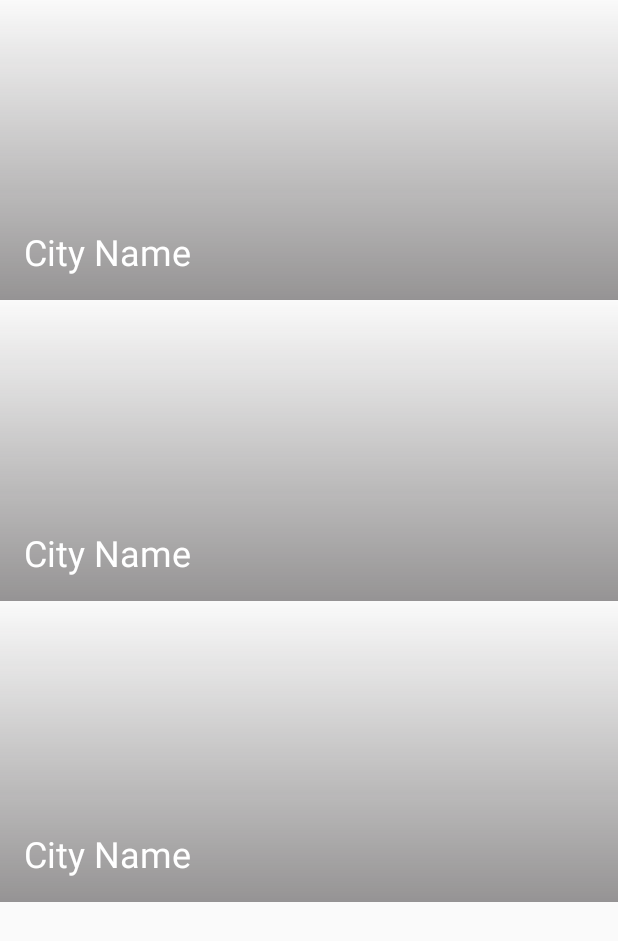
After one commit to Abed-Murad/Carly, an Android app: the layout activity_cities.xml on its own in the app's theme, with its tools: preview values and no code run, on a phone screen of 412 x 824 dp. The commit adds this screen. Shown: the top 941 px of the screen. Run offline under Robolectric (Android 15) with nearby library versions, the phone set to English and light mode, and no system bars.

Commit message:
Finish CitiesActivity + Start CarsActivity.

```diff
--- a/app/src/main/AndroidManifest.xml
+++ b/app/src/main/AndroidManifest.xml
@@ -34,8 +34,9 @@
                 android:label="@string/login_activity_title"/>
 
         <activity
-                android:name=".ui.MainActivity"
+                android:name=".ui.cities.CitiesActivity"
                 android:label="@string/main_activity_title"/>
+        <activity android:name=".ui.cars.CarsActivity" android:label="@string/cars_activity_title"/>
 
     </application>
 
--- a/app/src/main/java/com/am/carly/util/MyApplication.kt
+++ b/app/src/main/java/com/am/carly/util/MyApplication.kt
@@ -4,6 +4,8 @@ import android.app.Application
 import com.am.carly.data.local.LoginPref
 import com.am.carly.data.remote.MyApi
 import com.am.carly.data.repository.UserRepository
+import com.am.carly.ui.base.viewmodelfactory.CarsViewModelFactory
+import com.am.carly.ui.base.viewmodelfactory.CitiesViewModelFactory
 import com.am.carly.ui.base.viewmodelfactory.SplashViewModelFactory
 import org.kodein.di.Kodein
 import org.kodein.di.KodeinAware
@@ -21,6 +23,8 @@ class MyApplication : Application(), KodeinAware {
         bind() from singleton { LoginPref(instance()) }
         bind() from singleton { MyApi() }
         bind() from provider { SplashViewModelFactory(instance()) }
+        bind() from provider { CitiesViewModelFactory(instance()) }
+        bind() from provider { CarsViewModelFactory(instance()) }
         bind() from singleton { UserRepository(instance(), instance()) }
     }
 
--- /dev/null
+++ b/app/src/main/res/drawable/bg_sandwich_card.xml
@@ -0,0 +1,10 @@
+<?xml version="1.0" encoding="utf-8"?>
+
+<shape
+    xmlns:android="http://schemas.android.com/apk/res/android">
+
+    <gradient
+        android:angle="90"
+        android:endColor="@android:color/transparent"
+        android:startColor="@color/black_alpha_77"/>
+</shape>
--- /dev/null
+++ b/app/src/main/res/layout/activity_cities.xml
@@ -0,0 +1,23 @@
+<?xml version="1.0" encoding="utf-8"?>
+<layout>
+
+    <androidx.constraintlayout.widget.ConstraintLayout
+            xmlns:android="http://schemas.android.com/apk/res/android"
+            xmlns:app="http://schemas.android.com/apk/res-auto"
+            xmlns:tools="http://schemas.android.com/tools"
+            android:layout_width="match_parent"
+            android:layout_height="match_parent"
+            tools:context=".activity.MainActivity">
+
+        <androidx.recyclerview.widget.RecyclerView
+                android:id="@+id/citiesRecyclerView"
+                android:layout_width="match_parent"
+                android:layout_height="match_parent"
+                app:layout_constraintBottom_toBottomOf="parent"
+                app:layout_constraintEnd_toEndOf="parent"
+                app:layout_constraintStart_toStartOf="parent"
+                app:layout_constraintTop_toTopOf="parent"
+                tools:listitem="@layout/item_city"/>
+
+    </androidx.constraintlayout.widget.ConstraintLayout>
+</layout>
--- /dev/null
+++ b/app/src/main/res/layout/item_city.xml
@@ -0,0 +1,33 @@
+<?xml version="1.0" encoding="utf-8"?>
+<layout>
+    <androidx.constraintlayout.widget.ConstraintLayout
+            xmlns:android="http://schemas.android.com/apk/res/android"
+            xmlns:card_view="http://schemas.android.com/apk/res-auto"
+            xmlns:tools="http://schemas.android.com/tools"
+            android:id="@+id/cardView"
+            android:layout_width="match_parent"
+            android:layout_height="200dp"
+            android:layout_marginBottom=".25dp"
+            card_view:cardCornerRadius="4dp">
+
+        <ImageView
+                android:id="@+id/cityImageView"
+                android:layout_width="match_parent"
+                android:layout_height="match_parent"
+                android:foreground="@drawable/bg_sandwich_card"
+                android:scaleType="centerCrop"/>
+
+        <TextView
+                android:id="@+id/cityNameTextView"
+                android:layout_width="wrap_content"
+                android:layout_height="wrap_content"
+                android:layout_marginStart="16dp"
+                android:layout_marginBottom="16dp"
+                android:textAppearance="@style/TextAppearance.AppCompat.Headline"
+                android:textColor="@android:color/white"
+                card_view:layout_constraintBottom_toBottomOf="parent"
+                card_view:layout_constraintStart_toStartOf="parent"
+                tools:text="City Name"/>
+    </androidx.constraintlayout.widget.ConstraintLayout>
+
+</layout>
--- a/app/src/main/res/values/colors.xml
+++ b/app/src/main/res/values/colors.xml
@@ -3,4 +3,8 @@
     <color name="colorPrimary">#008577</color>
     <color name="colorPrimaryDark">#00574B</color>
     <color name="colorAccent">#D81B60</color>
+
+
+    <color name="black_alpha_77">#77231F20</color>
+
 </resources>
--- a/app/src/main/res/values/strings.xml
+++ b/app/src/main/res/values/strings.xml
@@ -6,4 +6,5 @@
     <string name="go_to_settings">Go to Settings</string>
     <string name="login_activity_title">Login</string>
     <string name="main_activity_title">Choose a city</string>
+    <string name="cars_activity_title">Cars List</string>
 </resources>
```
Also changed, not shown: app/build.gradle (+6 -2 lines), app/src/main/java/com/am/carly/data/model/City.java (added, +48 -0 lines), app/src/main/java/com/am/carly/ui/MainActivity.kt (deleted, +0 -12 lines), app/src/main/java/com/am/carly/ui/base/viewmodelfactory/CarsViewModelFactory.kt (added, +18 -0 lines), app/src/main/java/com/am/carly/ui/base/viewmodelfactory/CitiesViewModelFactory.kt (added, +18 -0 lines), app/src/main/java/com/am/carly/ui/cars/CarsActivity.kt (added, +24 -0 lines), app/src/main/java/com/am/carly/ui/cars/CarsViewModel.kt (added, +8 -0 lines), app/src/main/java/com/am/carly/ui/cities/CitiesActivity.kt (added, +83 -0 lines), app/src/main/java/com/am/carly/ui/cities/CitiesAdapter.kt (added, +69 -0 lines), app/src/main/java/com/am/carly/ui/cities/CitiesViewModel.kt (added, +7 -0 lines), app/src/main/java/com/am/carly/ui/splash/SplashScreenActivity.kt (+8 -16 lines), app/src/main/res/layout/activity_cars.xml (added, +8 -0 lines), app/src/main/res/layout/activity_main.xml (deleted, +0 -19 lines).
